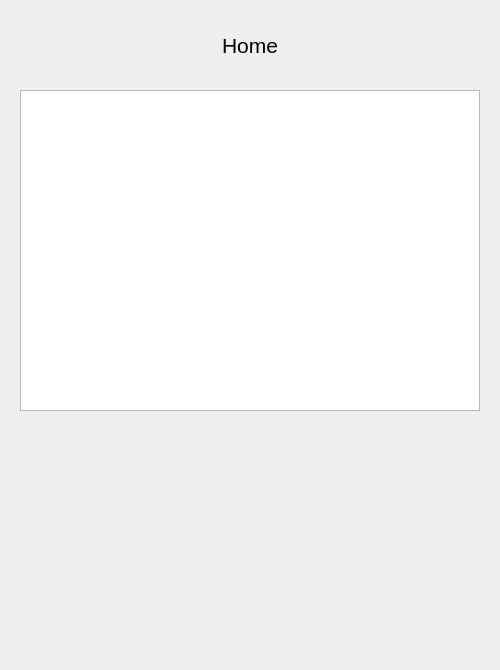
Above: VirtualWallet/logic/src/vision/whome.ui from joaovicentesouto/INE5417 before the change. Below: the same form after it.
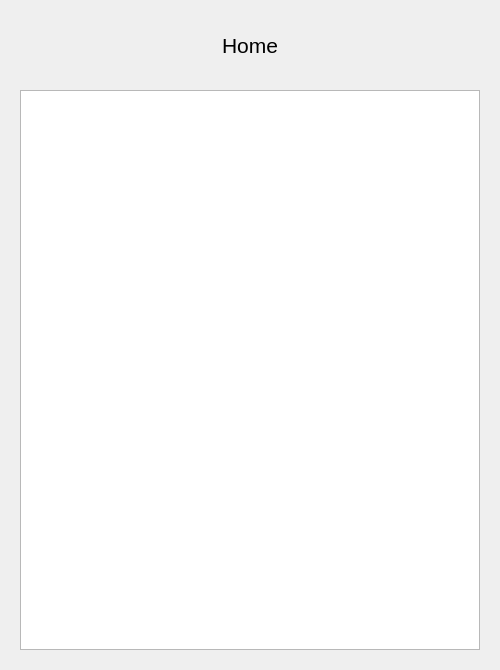
That is the form after the change.

The edit to the form file:
```diff
--- a/VirtualWallet/logic/src/vision/whome.ui
+++ b/VirtualWallet/logic/src/vision/whome.ui
@@ -62,9 +62,33 @@
      <x>20</x>
      <y>90</y>
      <width>460</width>
-     <height>321</height>
+     <height>560</height>
     </rect>
    </property>
+   <property name="minimumSize">
+    <size>
+     <width>0</width>
+     <height>560</height>
+    </size>
+   </property>
+   <property name="maximumSize">
+    <size>
+     <width>16777215</width>
+     <height>560</height>
+    </size>
+   </property>
+   <property name="sizeIncrement">
+    <size>
+     <width>0</width>
+     <height>560</height>
+    </size>
+   </property>
+   <property name="baseSize">
+    <size>
+     <width>0</width>
+     <height>560</height>
+    </size>
+   </property>
   </widget>
  </widget>
  <resources/>
```
